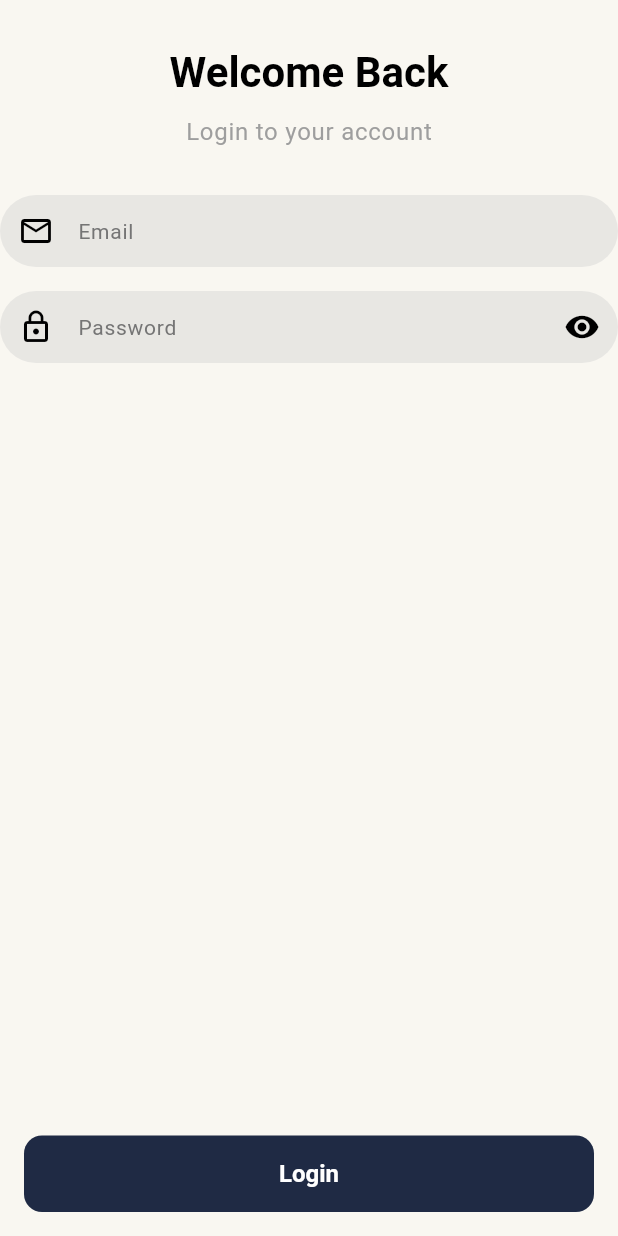
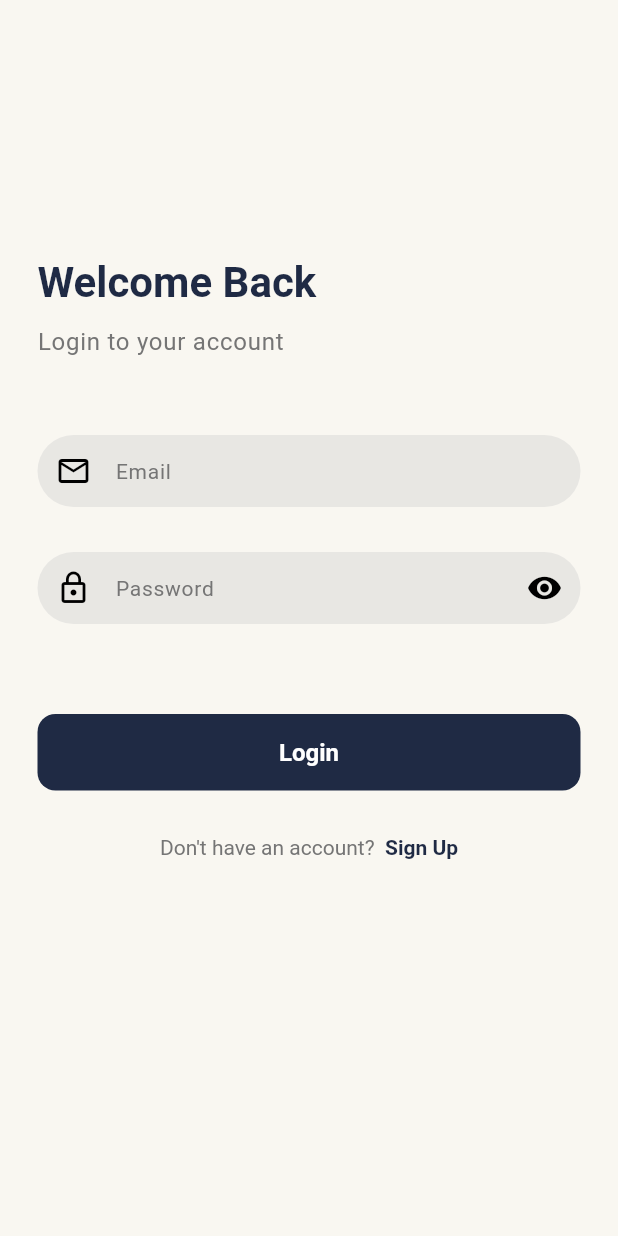
Before and after one commit to mun33b-exe/chatzilla, a Flutter app: the screen it shows after launch, on a phone screen of 412 x 824 dp. Run offline on Flutter 3.47's test engine with Material 3 defaults, Android fonts, the phone set to English and light mode, and no system bars.

Commit message:
Designed Login Screen

```diff
--- a/lib/presentation/screens/auth/login_screen.dart
+++ b/lib/presentation/screens/auth/login_screen.dart
@@ -1,3 +1,5 @@
+import 'package:flutter/services.dart';
+import 'package:chatzilla/config/theme/app_theme.dart';
 import 'package:chatzilla/core/common/custom_button.dart';
 import 'package:chatzilla/core/common/custom_text_field.dart';
 import 'package:flutter/material.dart';
@@ -47,7 +49,6 @@ class _LoginScreenState extends State<LoginScreen> {
     return null;
   }
 
-
   @override
   Widget build(BuildContext context) {
     return Scaffold(
@@ -55,30 +56,48 @@ class _LoginScreenState extends State<LoginScreen> {
         child: Form(
           child: Column(
             children: [
-              const SizedBox(height: 30),
-              Text(
+              const SizedBox(height: 170),
+              Padding(
+                padding: const EdgeInsets.symmetric(horizontal: 25.0),
+                child: Align(
+                  alignment: Alignment.centerLeft,
+                  child: Text(
                     "Welcome Back",
                     style: Theme.of(context).textTheme.headlineMedium?.copyWith(
                       fontWeight: FontWeight.bold,
+                      color: AppTheme.primaryColor,
+                    ),
+                  ),
                 ),
               ),
               const SizedBox(height: 10),
-              Text(
+              Padding(
+                padding: const EdgeInsets.symmetric(horizontal: 25.0),
+                child: Align(
+                  alignment: Alignment.centerLeft,
+                  child: Text(
                     "Login to your account",
                     style: Theme.of(
                       context,
-                ).textTheme.bodyLarge?.copyWith(color: Colors.grey),
+                    ).textTheme.bodyLarge?.copyWith(color: Colors.grey[600]),
                   ),
-              const SizedBox(height: 30),
-              CustomTextField(
+                ),
+              ),
+              const SizedBox(height: 50),
+              Padding(
+                padding: const EdgeInsets.symmetric(horizontal: 25.0),
+                child: CustomTextField(
                   controller: emailController,
                   hintText: "Email",
                   focusNode: _emailFocus,
                   validator: _validateEmail,
                   prefixIcon: const Icon(Icons.email_outlined),
                 ),
-              const SizedBox(height: 16),
-              CustomTextField(
+              ),
+              const SizedBox(height: 30),
+              Padding(
+                padding: const EdgeInsets.symmetric(horizontal: 25.0),
+                child: CustomTextField(
                   controller: passwordController,
                   focusNode: _passwordFocus,
                   validator: _validatePassword,
@@ -98,18 +117,33 @@ class _LoginScreenState extends State<LoginScreen> {
                     ),
                   ),
                 ),
+              ),
+              const SizedBox(height: 60),
+              Padding(
+                padding: const EdgeInsets.symmetric(horizontal: 25.0),
+                child: CustomButton(onPressed: () {}, text: "Login"),
+              ),
               const SizedBox(height: 30),
+              Center(
+                child: RichText(
+                  text: TextSpan(
+                    text: "Don't have an account?  ",
+                    style: TextStyle(color: Colors.grey[600]),
+                    children: [
+                      TextSpan(
+                        text: "Sign Up",
+                        style: TextStyle(
+                          color: AppTheme.primaryColor,
+                          fontWeight: FontWeight.bold,
+                        ),
+                      ),
                     ],
                   ),
                 ),
               ),
-      bottomNavigationBar: Padding(
-        padding: const EdgeInsets.all(16.0),
-        child: CustomButton(
-          onPressed: () {
-            // handleSignIn();
-          },
-          text: "Login",
+              const SizedBox(height: 20),
+            ],
+          ),
         ),
       ),
     );
```
Lines whose indentation alone changed are shown as unchanged.
